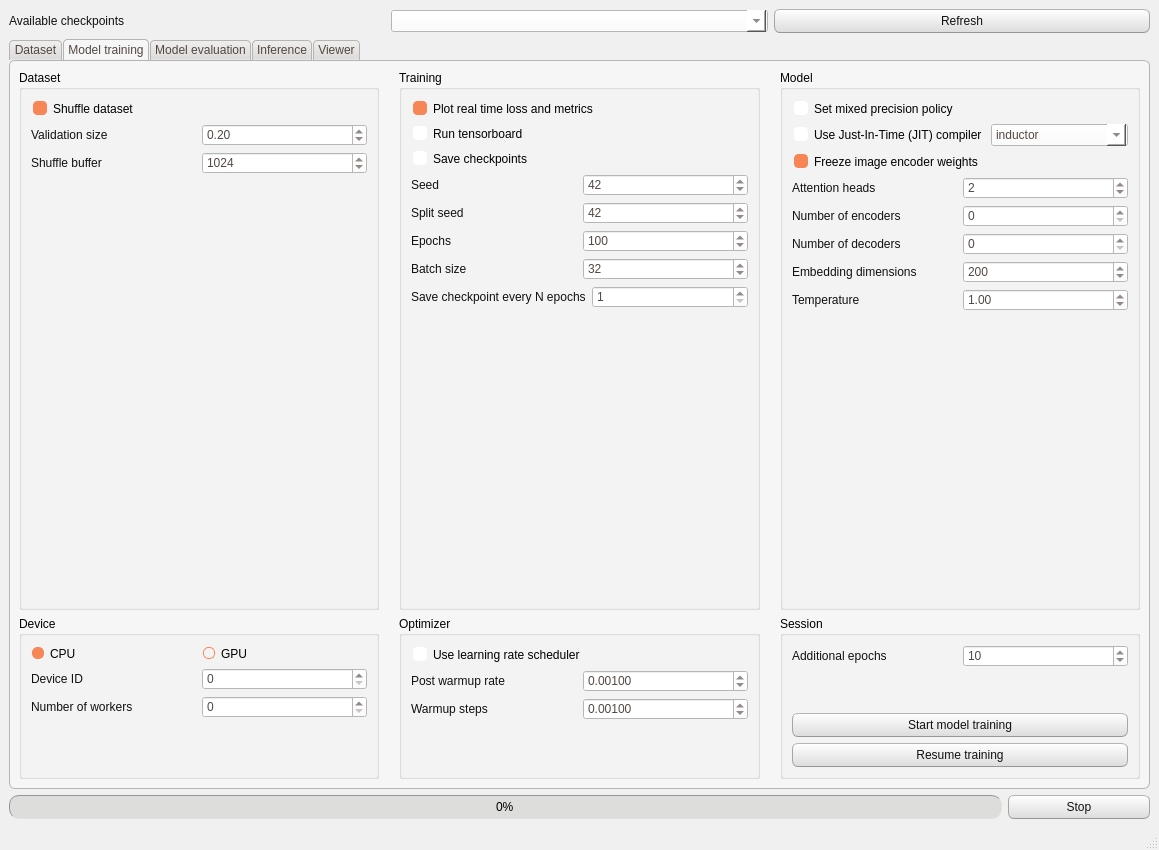
CTCycle/ADSMOD-Adsorption-Modeling, file NISTADS/commons/interface/layout/window_layout.ui: the form before one commit.
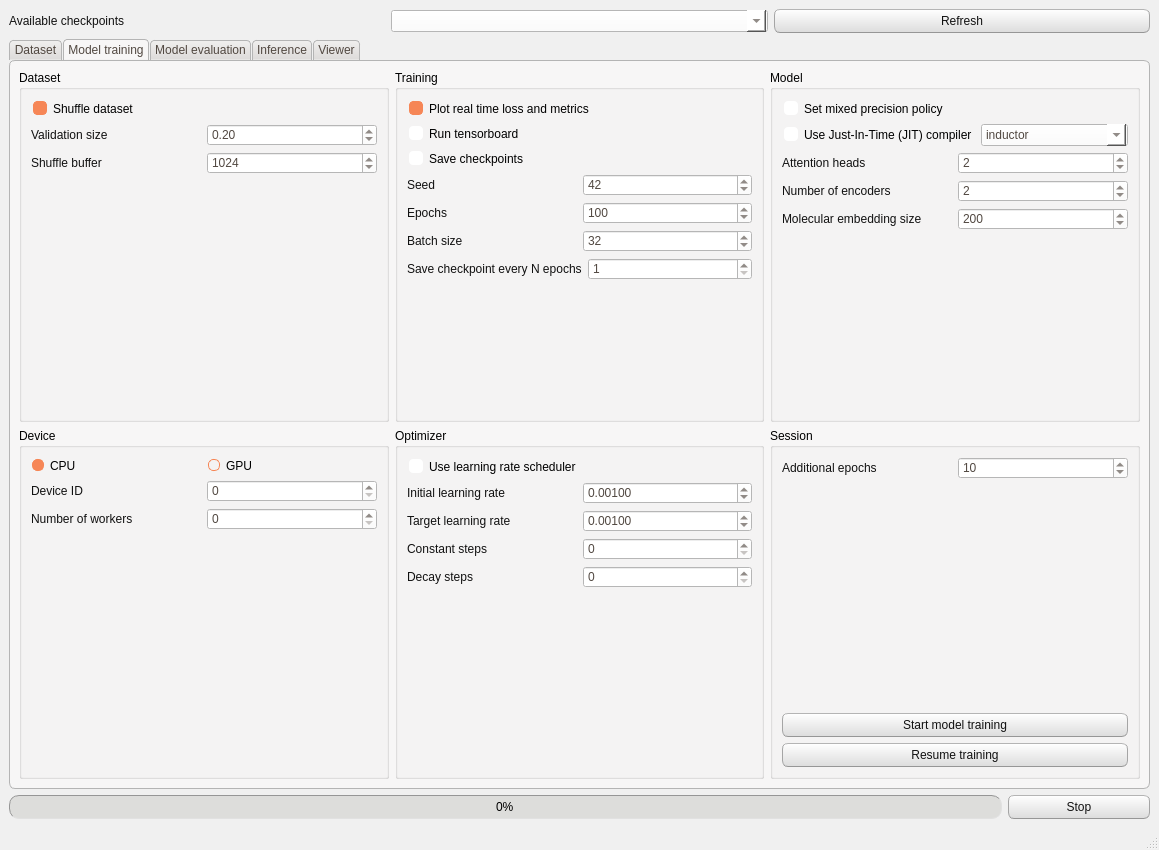
The form after the commit. The open tabs and pages were chosen to show the change.

The edit to the form file:
```diff
--- a/NISTADS/commons/interface/layout/window_layout.ui
+++ b/NISTADS/commons/interface/layout/window_layout.ui
@@ -942,159 +942,189 @@
           </layout>
          </widget>
         </item>
+        <item row="0" column="4">
+         <widget class="QGroupBox" name="datasetProcessGroup">
+          <property name="title">
+           <string>Dataset processing</string>
+          </property>
+          <layout class="QVBoxLayout" name="verticalLayout_8">
+           <item>
+            <layout class="QHBoxLayout" name="MPLayout">
+             <item>
+              <widget class="QLabel" name="MPLabel">
+               <property name="text">
+                <string>Max number of measurements</string>
+               </property>
+              </widget>
+             </item>
+             <item>
+              <widget class="QSpinBox" name="maxPoints">
+               <property name="minimum">
+                <number>1</number>
+               </property>
+               <property name="maximum">
+                <number>999</number>
+               </property>
+               <property name="value">
+                <number>20</number>
+               </property>
+              </widget>
+             </item>
+            </layout>
+           </item>
+           <item>
+            <layout class="QHBoxLayout" name="MPLayout2">
+             <item>
+              <widget class="QLabel" name="MPLabel2">
+               <property name="text">
+                <string>Min number of measurements</string>
+               </property>
+              </widget>
+             </item>
+             <item>
+              <widget class="QSpinBox" name="minPoints">
+               <property name="minimum">
+                <number>1</number>
+               </property>
+               <property name="maximum">
+                <number>100</number>
+               </property>
+               <property name="value">
+                <number>1</number>
+               </property>
+              </widget>
+             </item>
+            </layout>
+           </item>
+           <item>
+            <layout class="QHBoxLayout" name="SMSLayout">
+             <item>
+              <widget class="QLabel" name="SMSLabel">
+               <property name="text">
+                <string>SMILE sequence size</string>
+               </property>
+              </widget>
+             </item>
+             <item>
+              <widget class="QSpinBox" name="smileSeqSize">
+               <property name="minimum">
+                <number>1</number>
+               </property>
+               <property name="maximum">
+                <number>200</number>
+               </property>
+               <property name="value">
+                <number>20</number>
+               </property>
+              </widget>
+             </item>
+            </layout>
+           </item>
+           <item>
+            <layout class="QHBoxLayout" name="MULayout">
+             <item>
+              <widget class="QLabel" name="MULAbel">
+               <property name="text">
+                <string>Max uptake (mol/g)</string>
+               </property>
+              </widget>
+             </item>
+             <item>
+              <widget class="QSpinBox" name="maxUptake">
+               <property name="minimum">
+                <number>0</number>
+               </property>
+               <property name="maximum">
+                <number>100</number>
+               </property>
+               <property name="value">
+                <number>10</number>
+               </property>
+              </widget>
+             </item>
+            </layout>
+           </item>
+           <item>
+            <layout class="QHBoxLayout" name="MPreLayout">
+             <item>
+              <widget class="QLabel" name="MPreLabel">
+               <property name="text">
+                <string>Max pressure (Pa)</string>
+               </property>
+              </widget>
+             </item>
+             <item>
+              <widget class="QSpinBox" name="maxPressure">
+               <property name="minimum">
+                <number>1</number>
+               </property>
+               <property name="maximum">
+                <number>100000000</number>
+               </property>
+               <property name="singleStep">
+                <number>1000</number>
+               </property>
+               <property name="value">
+                <number>1000000</number>
+               </property>
+               <property name="displayIntegerBase">
+                <number>10</number>
+               </property>
+              </widget>
+             </item>
+            </layout>
+           </item>
+           <item>
+            <layout class="QHBoxLayout" name="horizontalLayout_4">
+             <item>
+              <widget class="QLabel" name="label_4">
+               <property name="text">
+                <string>Split seed</string>
+               </property>
+              </widget>
+             </item>
+             <item>
+              <widget class="QSpinBox" name="splitSeed">
+               <property name="maximum">
+                <number>1000000000</number>
+               </property>
+               <property name="value">
+                <number>42</number>
+               </property>
+              </widget>
+             </item>
+            </layout>
+           </item>
+           <item>
+            <widget class="QPushButton" name="buildMLDataset">
+             <property name="text">
+              <string>Build training dataset</string>
+             </property>
+            </widget>
+           </item>
+           <item>
+            <spacer name="verticalSpacer_11">
+             <property name="orientation">
+              <enum>Qt::Orientation::Vertical</enum>
+             </property>
+             <property name="sizeHint" stdset="0">
+              <size>
+               <width>218</width>
+               <height>494</height>
+              </size>
+             </property>
+            </spacer>
+           </item>
+          </layout>
+         </widget>
+        </item>
        </layout>
       </widget>
       <widget class="QWidget" name="trainTab">
        <attribute name="title">
         <string>Model training</string>
        </attribute>
-       <layout class="QGridLayout" name="gridLayout_2">
-        <item row="1" column="0">
-         <layout class="QGridLayout" name="gridLayout" rowstretch="4,0" columnstretch="0,0,0">
-          <property name="horizontalSpacing">
-           <number>20</number>
-          </property>
-          <item row="1" column="2">
-           <widget class="QGroupBox" name="sessionGroup">
-            <property name="title">
-             <string>Session</string>
-            </property>
-            <layout class="QVBoxLayout" name="verticalLayout_9">
-             <item>
-              <layout class="QHBoxLayout" name="horizontalLayout_10">
-               <item>
-                <widget class="QLabel" name="label_7">
-                 <property name="text">
-                  <string>Additional epochs</string>
-                 </property>
-                </widget>
-               </item>
-               <item>
-                <widget class="QSpinBox" name="numAdditionalEpochs">
-                 <property name="minimum">
-                  <number>1</number>
-                 </property>
-                 <property name="maximum">
-                  <number>1000000</number>
-                 </property>
-                 <property name="value">
-                  <number>10</number>
-                 </property>
-                </widget>
-               </item>
-              </layout>
-             </item>
-             <item>
-              <spacer name="verticalSpacer_7">
-               <property name="orientation">
-                <enum>Qt::Orientation::Vertical</enum>
-               </property>
-               <property name="sizeHint" stdset="0">
-                <size>
-                 <width>20</width>
-                 <height>40</height>
-                </size>
-               </property>
-              </spacer>
-             </item>
-             <item>
-              <widget class="QPushButton" name="startTraining">
-               <property name="text">
-                <string>Start model training</string>
-               </property>
-              </widget>
-             </item>
-             <item>
-              <widget class="QPushButton" name="resumeTraining">
-               <property name="text">
-                <string>Resume training</string>
-               </property>
-              </widget>
-             </item>
-            </layout>
-           </widget>
-          </item>
-          <item row="1" column="1">
-           <widget class="QGroupBox" name="groupBox_6">
-            <property name="title">
-             <string>Optimizer</string>
-            </property>
-            <layout class="QVBoxLayout" name="verticalLayout_17">
-             <item>
-              <layout class="QVBoxLayout" name="verticalLayout_6">
-               <item>
-                <widget class="QCheckBox" name="useScheduler">
-                 <property name="text">
-                  <string>Use learning rate scheduler</string>
-                 </property>
-                </widget>
-               </item>
-               <item>
-                <layout class="QHBoxLayout" name="horizontalLayout_18">
-                 <item>
-                  <widget class="QLabel" name="label_11">
-                   <property name="text">
-                    <string>Post warmup rate</string>
-                   </property>
-                  </widget>
-                 </item>
-                 <item>
-                  <widget class="QDoubleSpinBox" name="postWarmLR">
-                   <property name="decimals">
-                    <number>5</number>
-                   </property>
-                   <property name="singleStep">
-                    <double>0.000100000000000</double>
-                   </property>
-                   <property name="value">
-                    <double>0.001000000000000</double>
-                   </property>
-                  </widget>
-                 </item>
-                </layout>
-               </item>
-               <item>
-                <layout class="QHBoxLayout" name="horizontalLayout_17">
-                 <item>
-                  <widget class="QLabel" name="label_14">
-                   <property name="text">
-                    <string>Warmup steps</string>
-                   </property>
-                  </widget>
-                 </item>
-                 <item>
-                  <widget class="QDoubleSpinBox" name="warmUPSteps">
-                   <property name="decimals">
-                    <number>5</number>
-                   </property>
-                   <property name="singleStep">
-                    <double>0.000100000000000</double>
-                   </property>
-                   <property name="value">
-                    <double>0.001000000000000</double>
-                   </property>
-                  </widget>
-                 </item>
-                </layout>
-               </item>
-              </layout>
-             </item>
-             <item>
-              <spacer name="verticalSpacer_6">
-               <property name="orientation">
-                <enum>Qt::Orientation::Vertical</enum>
-               </property>
-               <property name="sizeHint" stdset="0">
-                <size>
-                 <width>20</width>
-                 <height>40</height>
-                </size>
-               </property>
-              </spacer>
-             </item>
-            </layout>
-           </widget>
-          </item>
+       <layout class="QGridLayout" name="gridLayout">
           <item row="0" column="0">
            <widget class="QGroupBox" name="groupBox_3">
             <property name="title">
@@ -1178,77 +1208,6 @@
             </layout>
            </widget>
           </item>
-          <item row="1" column="0">
-           <widget class="QGroupBox" name="groupBox_2">
-            <property name="title">
-             <string>Device</string>
-            </property>
-            <layout class="QVBoxLayout" name="verticalLayout_14">
-             <item>
-              <layout class="QHBoxLayout" name="horizontalLayout_8">
-               <item>
-                <widget class="QRadioButton" name="setCPU">
-                 <property name="text">
-                  <string>CPU</string>
-                 </property>
-                 <property name="checked">
-                  <bool>true</bool>
-                 </property>
-                </widget>
-               </item>
-               <item>
-                <widget class="QRadioButton" name="setGPU">
-                 <property name="text">
-                  <string>GPU</string>
-                 </property>
-                </widget>
-               </item>
-              </layout>
-             </item>
-             <item>
-              <layout class="QHBoxLayout" name="horizontalLayout_23">
-               <item>
-                <widget class="QLabel" name="label_5">
-                 <property name="text">
-                  <string>Device ID</string>
-                 </property>
-                </widget>
-               </item>
-               <item>
-                <widget class="QSpinBox" name="deviceID"/>
-               </item>
-              </layout>
-             </item>
-             <item>
-              <layout class="QHBoxLayout" name="horizontalLayout_13">
-               <item>
-                <widget class="QLabel" name="label_10">
-                 <property name="text">
-                  <string>Number of workers</string>
-                 </property>
-                </widget>
-               </item>
-               <item>
-                <widget class="QSpinBox" name="numWorkers"/>
-               </item>
-              </layout>
-             </item>
-             <item>
-              <spacer name="verticalSpacer_5">
-               <property name="orientation">
-                <enum>Qt::Orientation::Vertical</enum>
-               </property>
-               <property name="sizeHint" stdset="0">
-                <size>
-                 <width>20</width>
-                 <height>40</height>
-                </size>
-               </property>
-              </spacer>
-             </item>
-            </layout>
-           </widget>
-          </item>
           <item row="0" column="1">
            <widget class="QGroupBox" name="groupBox_4">
             <property name="title">
@@ -1300,27 +1259,6 @@
                </item>
               </layout>
              </item>
-             <item>
-              <layout class="QHBoxLayout" name="horizontalLayout_4">
-               <item>
-                <widget class="QLabel" name="label_4">
-                 <property name="text">
-                  <string>Split seed</string>
-                 </property>
-                </widget>
-               </item>
-               <item>
-                <widget class="QSpinBox" name="splitSeed">
-                 <property name="maximum">
-                  <number>1000000000</number>
-                 </property>
-                 <property name="value">
-                  <number>42</number>
-                 </property>
-                </widget>
-               </item>
-              </layout>
-             </item>
              <item>
               <layout class="QHBoxLayout" name="horizontalLayout_9">
                <item>
@@ -1471,17 +1409,7 @@
               </layout>
              </item>
              <item>
-              <widget class="QCheckBox" name="freezeImgEncoder">
-               <property name="text">
-                <string>Freeze image encoder weights</string>
-               </property>
-               <property name="checked">
-                <bool>true</bool>
-               </property>
-              </widget>
-             </item>
-             <item>
-              <layout class="QHBoxLayout" name="horizontalLayout_21">
+            <layout class="QHBoxLayout" name="AHLayout">
                <item>
                 <widget class="QLabel" name="AHLabel">
                  <property name="text">
@@ -1511,22 +1439,12 @@
                 </widget>
                </item>
                <item>
-                <widget class="QSpinBox" name="numEncoders"/>
-               </item>
-              </layout>
-             </item>
-             <item>
-              <layout class="QHBoxLayout" name="horizontalLayout_28">
-               <item>
-                <widget class="QLabel" name="NDLabel">
-                 <property name="text">
-                  <string>Number of decoders</string>
+              <widget class="QSpinBox" name="numEncoders">
+               <property name="value">
+                <number>2</number>
                  </property>
                 </widget>
                </item>
-               <item>
-                <widget class="QSpinBox" name="numDecoders"/>
-               </item>
               </layout>
              </item>
              <item>
@@ -1534,7 +1452,7 @@
                <item>
                 <widget class="QLabel" name="EMLabel">
                  <property name="text">
-                  <string>Embedding dimensions</string>
+                <string>Molecular embedding size</string>
                  </property>
                 </widget>
                </item>
@@ -1553,24 +1471,6 @@
                </item>
               </layout>
              </item>
-             <item>
-              <layout class="QHBoxLayout" name="horizontalLayout_3">
-               <item>
-                <widget class="QLabel" name="label">
-                 <property name="text">
-                  <string>Temperature</string>
-                 </property>
-                </widget>
-               </item>
-               <item>
-                <widget class="QDoubleSpinBox" name="trainTemp">
-                 <property name="value">
-                  <double>1.000000000000000</double>
-                 </property>
-                </widget>
-               </item>
-              </layout>
-             </item>
              <item>
               <spacer name="verticalSpacer_4">
                <property name="orientation">
@@ -1587,7 +1487,259 @@
             </layout>
            </widget>
           </item>
-         </layout>
+        <item row="1" column="0">
+         <widget class="QGroupBox" name="groupBox_2">
+          <property name="title">
+           <string>Device</string>
+          </property>
+          <layout class="QVBoxLayout" name="verticalLayout_14">
+           <item>
+            <layout class="QHBoxLayout" name="horizontalLayout_8">
+             <item>
+              <widget class="QRadioButton" name="setCPU">
+               <property name="text">
+                <string>CPU</string>
+               </property>
+               <property name="checked">
+                <bool>true</bool>
+               </property>
+              </widget>
+             </item>
+             <item>
+              <widget class="QRadioButton" name="setGPU">
+               <property name="text">
+                <string>GPU</string>
+               </property>
+              </widget>
+             </item>
+            </layout>
+           </item>
+           <item>
+            <layout class="QHBoxLayout" name="horizontalLayout_23">
+             <item>
+              <widget class="QLabel" name="label_5">
+               <property name="text">
+                <string>Device ID</string>
+               </property>
+              </widget>
+             </item>
+             <item>
+              <widget class="QSpinBox" name="deviceID"/>
+             </item>
+            </layout>
+           </item>
+           <item>
+            <layout class="QHBoxLayout" name="horizontalLayout_13">
+             <item>
+              <widget class="QLabel" name="label_10">
+               <property name="text">
+                <string>Number of workers</string>
+               </property>
+              </widget>
+             </item>
+             <item>
+              <widget class="QSpinBox" name="numWorkers"/>
+             </item>
+            </layout>
+           </item>
+           <item>
+            <spacer name="verticalSpacer_5">
+             <property name="orientation">
+              <enum>Qt::Orientation::Vertical</enum>
+             </property>
+             <property name="sizeHint" stdset="0">
+              <size>
+               <width>20</width>
+               <height>40</height>
+              </size>
+             </property>
+            </spacer>
+           </item>
+          </layout>
+         </widget>
+        </item>
+        <item row="1" column="1">
+         <widget class="QGroupBox" name="groupBox_6">
+          <property name="title">
+           <string>Optimizer</string>
+          </property>
+          <layout class="QVBoxLayout" name="verticalLayout_17">
+           <item>
+            <layout class="QVBoxLayout" name="verticalLayout_6">
+             <item>
+              <widget class="QCheckBox" name="useScheduler">
+               <property name="text">
+                <string>Use learning rate scheduler</string>
+               </property>
+              </widget>
+             </item>
+             <item>
+              <layout class="QHBoxLayout" name="horizontalLayout_18">
+               <item>
+                <widget class="QLabel" name="label_11">
+                 <property name="text">
+                  <string>Initial learning rate</string>
+                 </property>
+                </widget>
+               </item>
+               <item>
+                <widget class="QDoubleSpinBox" name="initialLearningRate">
+                 <property name="decimals">
+                  <number>5</number>
+                 </property>
+                 <property name="singleStep">
+                  <double>0.000100000000000</double>
+                 </property>
+                 <property name="value">
+                  <double>0.001000000000000</double>
+                 </property>
+                </widget>
+               </item>
+              </layout>
+             </item>
+             <item>
+              <layout class="QHBoxLayout" name="horizontalLayout_17">
+               <item>
+                <widget class="QLabel" name="label_14">
+                 <property name="text">
+                  <string>Target learning rate</string>
+                 </property>
+                </widget>
+               </item>
+               <item>
+                <widget class="QDoubleSpinBox" name="targetLearningRate">
+                 <property name="decimals">
+                  <number>5</number>
+                 </property>
+                 <property name="singleStep">
+                  <double>0.000100000000000</double>
+                 </property>
+                 <property name="value">
+                  <double>0.001000000000000</double>
+                 </property>
+                </widget>
+               </item>
+              </layout>
+             </item>
+             <item>
+              <layout class="QHBoxLayout" name="horizontalLayout_15">
+               <item>
+                <widget class="QLabel" name="label_12">
+                 <property name="text">
+                  <string>Constant steps</string>
+                 </property>
+                </widget>
+               </item>
+               <item>
+                <widget class="QSpinBox" name="constantSteps">
+                 <property name="maximum">
+                  <number>1000000</number>
+                 </property>
+                 <property name="singleStep">
+                  <number>10</number>
+                 </property>
+                </widget>
+               </item>
+              </layout>
+             </item>
+             <item>
+              <layout class="QHBoxLayout" name="horizontalLayout_14">
+               <item>
+                <widget class="QLabel" name="label_13">
+                 <property name="text">
+                  <string>Decay steps</string>
+                 </property>
+                </widget>
+               </item>
+               <item>
+                <widget class="QSpinBox" name="decaySteps">
+                 <property name="maximum">
+                  <number>1000000</number>
+                 </property>
+                 <property name="singleStep">
+                  <number>10</number>
+                 </property>
+                </widget>
+               </item>
+              </layout>
+             </item>
+            </layout>
+           </item>
+           <item>
+            <spacer name="verticalSpacer_6">
+             <property name="orientation">
+              <enum>Qt::Orientation::Vertical</enum>
+             </property>
+             <property name="sizeHint" stdset="0">
+              <size>
+               <width>20</width>
+               <height>40</height>
+              </size>
+             </property>
+            </spacer>
+           </item>
+          </layout>
+         </widget>
+        </item>
+        <item row="1" column="2">
+         <widget class="QGroupBox" name="sessionGroup">
+          <property name="title">
+           <string>Session</string>
+          </property>
+          <layout class="QVBoxLayout" name="verticalLayout_9">
+           <item>
+            <layout class="QHBoxLayout" name="horizontalLayout_10">
+             <item>
+              <widget class="QLabel" name="label_7">
+               <property name="text">
+                <string>Additional epochs</string>
+               </property>
+              </widget>
+             </item>
+             <item>
+              <widget class="QSpinBox" name="numAdditionalEpochs">
+               <property name="minimum">
+                <number>1</number>
+               </property>
+               <property name="maximum">
+                <number>1000000</number>
+               </property>
+               <property name="value">
+                <number>10</number>
+               </property>
+              </widget>
+             </item>
+            </layout>
+           </item>
+           <item>
+            <spacer name="verticalSpacer_7">
+             <property name="orientation">
+              <enum>Qt::Orientation::Vertical</enum>
+             </property>
+             <property name="sizeHint" stdset="0">
+              <size>
+               <width>20</width>
+               <height>40</height>
+              </size>
+             </property>
+            </spacer>
+           </item>
+           <item>
+            <widget class="QPushButton" name="startTraining">
+             <property name="text">
+              <string>Start model training</string>
+             </property>
+            </widget>
+           </item>
+           <item>
+            <widget class="QPushButton" name="resumeTraining">
+             <property name="text">
+              <string>Resume training</string>
+             </property>
+            </widget>
+           </item>
+          </layout>
+         </widget>
         </item>
        </layout>
       </widget>
```
Left out of the diff: 271 changed lines with no effect on the pictures. Lines whose indentation alone changed are shown as unchanged.
